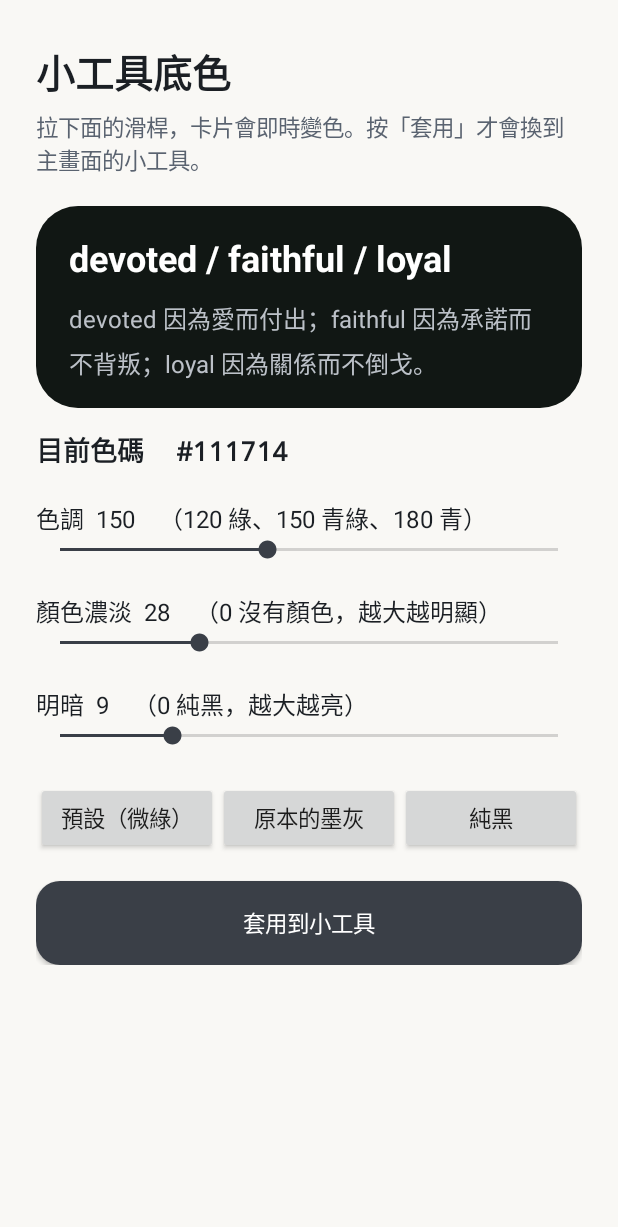
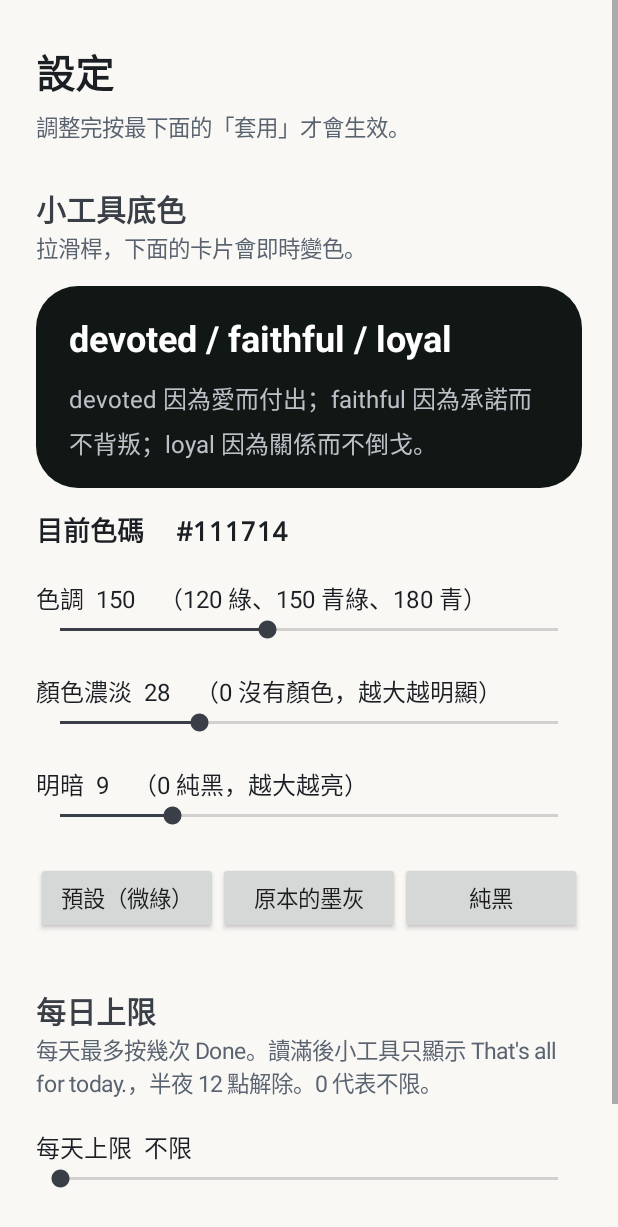
Before and after one commit to Chun-Hsuan/lexflow-widget, an Android app: the SettingsActivity screen opened directly, with no data from a screen before it, on a phone screen of 412 x 824 dp. Shown: the top 1227 px of the screen. Run offline under Robolectric (Android 15) with nearby library versions, the phone set to English and light mode, and no system bars.

Commit message:
設定頁加入每日上限，上限改存在手機裡、即時生效
Co-Authored-By: Claude Sonnet 5.5 <noreply@anthropic.com>
Claude-Session: https://claude.ai/code/session_01Y9egLexAU9kTe78SS9z9Uy

```diff
--- a/app/src/main/java/com/lexflow/widget/SettingsActivity.java
+++ b/app/src/main/java/com/lexflow/widget/SettingsActivity.java
@@ -15,7 +15,7 @@ import android.widget.TextView;
 import android.widget.Toast;
 
 /**
- * Pick the widget's background color with three sliders and see it live.
+ * Settings: the widget's background color (three sliders, live preview) and the daily limit.
  * Also the widget's configure screen (long-press the widget, then its settings).
  */
 public class SettingsActivity extends Activity {
@@ -34,6 +34,8 @@ public class SettingsActivity extends Activity {
     private SeekBar hueBar;
     private SeekBar satBar;
     private SeekBar valBar;
+    private TextView limitLabel;
+    private SeekBar limitBar;
 
     @Override
     protected void onCreate(Bundle savedInstanceState) {
@@ -56,14 +58,18 @@ public class SettingsActivity extends Activity {
         scroll.addView(col, new ViewGroup.LayoutParams(MATCH, WRAP));
         setContentView(scroll);
 
-        TextView title = text("小工具底色", 26, R.color.fg);
+        TextView title = text("設定", 26, R.color.fg);
         title.setTypeface(Typeface.DEFAULT_BOLD);
         col.addView(title, new LinearLayout.LayoutParams(MATCH, WRAP));
 
-        TextView hint = text("拉下面的滑桿，卡片會即時變色。按「套用」才會換到主畫面的小工具。", 15, R.color.muted);
+        TextView hint = text("調整完按最下面的「套用」才會生效。", 15, R.color.muted);
         LinearLayout.LayoutParams hintLp = new LinearLayout.LayoutParams(MATCH, WRAP);
         hintLp.topMargin = dp(6);
         col.addView(hint, hintLp);
+
+        section(col, "小工具底色", 28);
+        TextView colorHint = text("拉滑桿，下面的卡片會即時變色。", 15, R.color.muted);
+        col.addView(colorHint, new LinearLayout.LayoutParams(MATCH, WRAP));
 
         // Preview card, same proportions as the widget.
         LinearLayout card = new LinearLayout(this);
@@ -83,7 +89,7 @@ public class SettingsActivity extends Activity {
         coreLp.topMargin = dp(12);
         card.addView(cardCore, coreLp);
         LinearLayout.LayoutParams cardLp = new LinearLayout.LayoutParams(MATCH, WRAP);
-        cardLp.topMargin = dp(20);
+        cardLp.topMargin = dp(14);
         col.addView(card, cardLp);
 
         hexText = text("", 18, R.color.fg);
@@ -115,13 +121,28 @@ public class SettingsActivity extends Activity {
         presetLp.topMargin = dp(22);
         col.addView(presets, presetLp);
 
-        Button apply = button("套用到小工具", true);
+        section(col, "每日上限", 36);
+        TextView limitHint = text("每天最多按幾次 Done。讀滿後小工具只顯示 That's all for today.，半夜 12 點解除。0 代表不限。",
+                15, R.color.muted);
+        col.addView(limitHint, new LinearLayout.LayoutParams(MATCH, WRAP));
+        limitLabel = new TextView(this);
+        limitBar = slider(col, limitLabel, 20, Store.dailyLimit(this));
+
+        Button apply = button("套用", true);
         apply.setOnClickListener(v -> apply());
         LinearLayout.LayoutParams applyLp = new LinearLayout.LayoutParams(MATCH, dp(56));
-        applyLp.topMargin = dp(18);
+        applyLp.topMargin = dp(32);
         col.addView(apply, applyLp);
 
         readBars();
+    }
+
+    private void section(LinearLayout col, String name, int topMarginDp) {
+        TextView t = text(name, 20, R.color.accent);
+        t.setTypeface(Typeface.DEFAULT_BOLD);
+        LinearLayout.LayoutParams lp = new LinearLayout.LayoutParams(MATCH, WRAP);
+        lp.topMargin = dp(topMarginDp);
+        col.addView(t, lp);
     }
 
     private void apply() {
@@ -129,9 +150,10 @@ public class SettingsActivity extends Activity {
         int s = satBar.getProgress();
         int v = valBar.getProgress();
         WidgetTheme.save(this, h, s, v);
+        Store.setDailyLimit(this, limitBar.getProgress());
         NoteWidget.refreshAll(this);
         setResult(RESULT_OK, new Intent().putExtra(AppWidgetManager.EXTRA_APPWIDGET_ID, widgetId));
-        Toast.makeText(this, "已套用 " + HsvColor.hex(HsvColor.rgb(h, s, v)), Toast.LENGTH_SHORT).show();
+        Toast.makeText(this, "已套用", Toast.LENGTH_SHORT).show();
         finish();
     }
 
@@ -154,6 +176,8 @@ public class SettingsActivity extends Activity {
         hueLabel.setText("色調  " + h + "　（120 綠、150 青綠、180 青）");
         satLabel.setText("顏色濃淡  " + s + "　（0 沒有顏色，越大越明顯）");
         valLabel.setText("明暗  " + v + "　（0 純黑，越大越亮）");
+        int limit = limitBar.getProgress();
+        limitLabel.setText(limit == 0 ? "每天上限  不限" : "每天上限  " + limit + " 則");
     }
 
     private SeekBar slider(LinearLayout col, TextView label, int max, int progress) {
--- a/app/src/main/res/values/strings.xml
+++ b/app/src/main/res/values/strings.xml
@@ -5,8 +5,8 @@
     <string name="understood">Done</string>
     <string name="end_title">That\'s all for today.</string>
     <string name="end_body">See you tomorrow.</string>
-    <string name="shortcut_color">小工具底色</string>
-    <string name="settings_title">小工具底色</string>
+    <string name="shortcut_color">設定</string>
+    <string name="settings_title">設定</string>
     <string name="loading">載入中</string>
     <string name="empty_title">還沒有筆記</string>
     <string name="empty_body">筆記檔案是空的。新增筆記後，打開這個 App 就會同步。</string>
```
Also changed, not shown: app/src/main/java/com/lexflow/widget/Store.java (+42 -2 lines), 2 other files.
